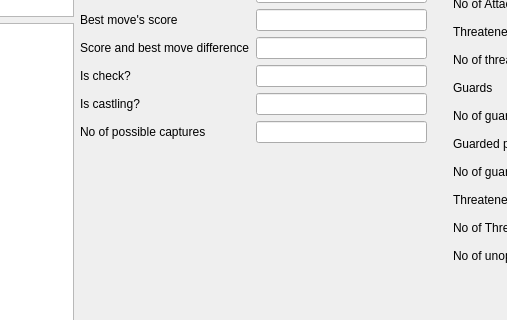
Before: the Qt Designer form ChessMusicGUI/ChessMusicGUI.ui in endoffline/ChessMusicGUI, drawn with Qt 5; both pictures show x 337 to 844 and y 394 to 714 of the 1167 by 825 pixel window.
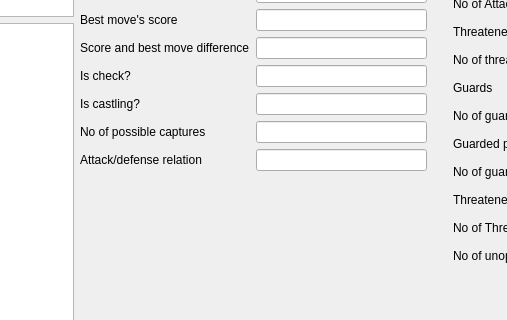
After: the same form once the commit is applied.

Commit message: fixed mistakes and created paning effect for attack_defense_relation

What changed in the file:
```diff
--- a/ChessMusicGUI/ChessMusicGUI.ui
+++ b/ChessMusicGUI/ChessMusicGUI.ui
@@ -247,6 +247,16 @@
        <item row="5" column="1">
         <widget class="QLineEdit" name="unopposed_threats_black_lineEdit"/>
        </item>
+       <item row="23" column="0">
+        <widget class="QLabel" name="attack_defense_relation_label">
+         <property name="text">
+          <string>Attack/defense relation</string>
+         </property>
+        </widget>
+       </item>
+       <item row="23" column="1">
+        <widget class="QLineEdit" name="attack_defense_relation_lineEdit"/>
+       </item>
       </layout>
      </item>
      <item>
```
The commit also changes 10 other files.
